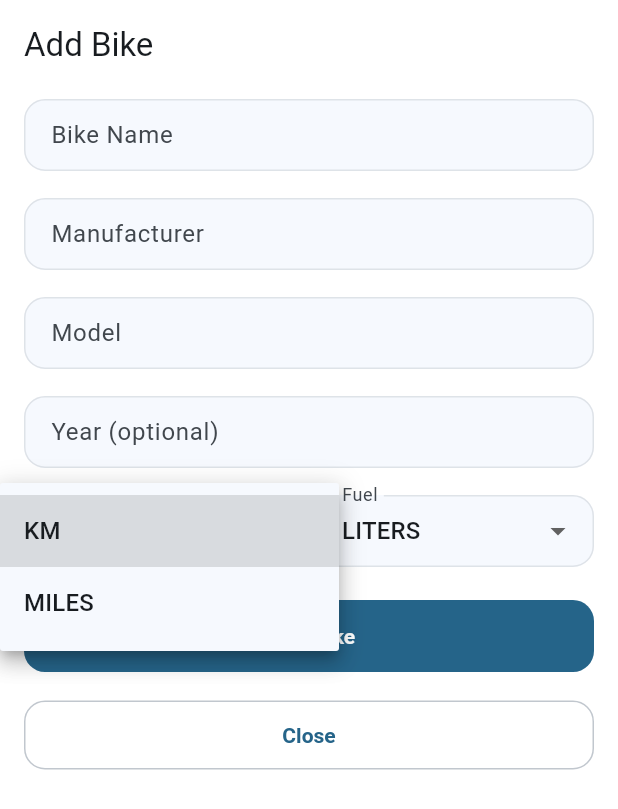
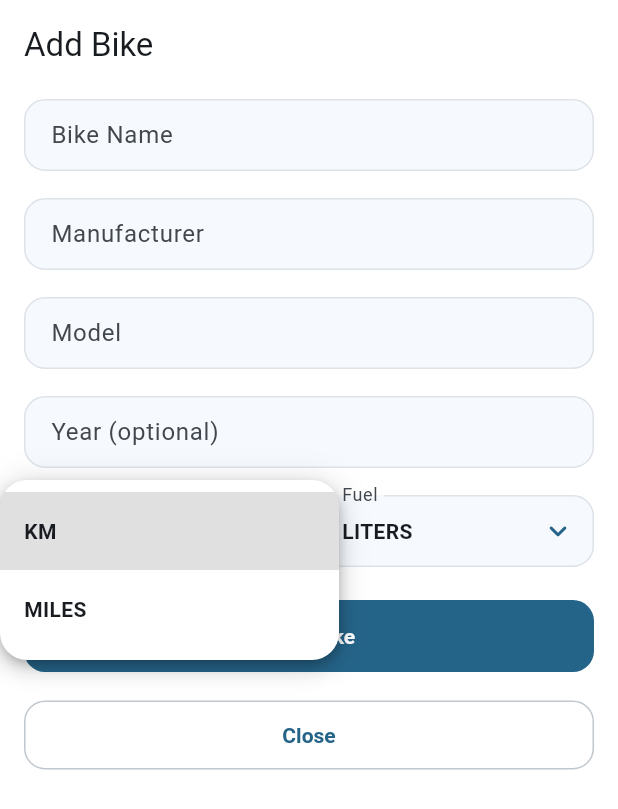
Before and after one commit to WorkWithAfridi/MotoMileage, a Flutter app: the BikeFormSheet widget shown alone on an empty page, opened directly, after a tap on "KM", on a phone screen of 412 x 824 dp. Shown: the top 809 px of the screen. Run offline on Flutter 3.47's test engine with Material 3 defaults, Android fonts, the phone set to English and light mode, and no system bars; our stand-ins replace fl_chart, get, share_plus, shared_preferences; accounts and stored records are empty.

Commit message:
Dropdown design updated

```diff
--- a/lib/app/views/settings_view.dart
+++ b/lib/app/views/settings_view.dart
@@ -14,6 +14,7 @@ import '../services/backup_service.dart';
 import '../services/csv_export_service.dart';
 import '../services/demo_data_service.dart';
 import '../services/local_storage_service.dart';
+import 'widgets/app_dropdown_form_field.dart';
 
 class SettingsView extends GetView<SettingsController> {
   const SettingsView({super.key});
@@ -51,7 +52,7 @@ class SettingsView extends GetView<SettingsController> {
                     },
                   ),
                   const SizedBox(height: 18),
-                  DropdownButtonFormField<int>(
+                  AppDropdownFormField<int>(
                     initialValue: current.decimalPrecision,
                     decoration: const InputDecoration(labelText: 'Decimal Precision'),
                     items: const [0, 1, 2, 3, 4].map((value) => DropdownMenuItem(value: value, child: Text('$value'))).toList(),
@@ -62,7 +63,7 @@ class SettingsView extends GetView<SettingsController> {
                     },
                   ),
                   const SizedBox(height: 18),
-                  DropdownButtonFormField<DistanceUnit>(
+                  AppDropdownFormField<DistanceUnit>(
                     initialValue: current.defaultDistanceUnit,
                     decoration: const InputDecoration(labelText: 'Default Distance Unit'),
                     items: DistanceUnit.values.map((unit) => DropdownMenuItem(value: unit, child: Text(unit.name.toUpperCase()))).toList(),
@@ -73,7 +74,7 @@ class SettingsView extends GetView<SettingsController> {
                     },
                   ),
                   const SizedBox(height: 18),
-                  DropdownButtonFormField<FuelUnit>(
+                  AppDropdownFormField<FuelUnit>(
                     initialValue: current.defaultFuelUnit,
                     decoration: const InputDecoration(labelText: 'Default Fuel Unit'),
                     items: FuelUnit.values.map((unit) => DropdownMenuItem(value: unit, child: Text(unit.name.toUpperCase()))).toList(),
@@ -120,7 +121,7 @@ class SettingsView extends GetView<SettingsController> {
                 children: [
                   Text('Theme', style: Theme.of(context).textTheme.titleMedium),
                   const SizedBox(height: 12),
-                  DropdownButtonFormField<AppThemePreset>(
+                  AppDropdownFormField<AppThemePreset>(
                     initialValue: current.themePreset,
                     decoration: const InputDecoration(labelText: 'Color Theme'),
                     items: AppThemePreset.values.map((preset) => DropdownMenuItem(value: preset, child: Text(_themePresetLabel(preset)))).toList(),
--- /dev/null
+++ b/lib/app/views/widgets/app_dropdown_form_field.dart
@@ -0,0 +1,64 @@
+import 'package:flutter/material.dart';
+
+class AppDropdownFormField<T> extends StatelessWidget {
+  const AppDropdownFormField({
+    super.key,
+    required this.items,
+    required this.onChanged,
+    this.initialValue,
+    this.decoration,
+    this.validator,
+    this.selectedItemBuilder,
+    this.autovalidateMode,
+    this.menuMaxHeight,
+    this.itemHeight = 52,
+    this.isExpanded = true,
+    this.isDense = true,
+  });
+
+  final List<DropdownMenuItem<T>> items;
+  final ValueChanged<T?>? onChanged;
+  final T? initialValue;
+  final InputDecoration? decoration;
+  final FormFieldValidator<T>? validator;
+  final DropdownButtonBuilder? selectedItemBuilder;
+  final AutovalidateMode? autovalidateMode;
+  final double? menuMaxHeight;
+  final double itemHeight;
+  final bool isExpanded;
+  final bool isDense;
+
+  @override
+  Widget build(BuildContext context) {
+    final theme = Theme.of(context);
+    final colorScheme = theme.colorScheme;
+    final isDark = theme.brightness == Brightness.dark;
+
+    return DropdownButtonFormField<T>(
+      initialValue: initialValue,
+      items: items,
+      onChanged: onChanged,
+      decoration: decoration,
+      validator: validator,
+      selectedItemBuilder: selectedItemBuilder,
+      autovalidateMode: autovalidateMode,
+      isExpanded: isExpanded,
+      isDense: isDense,
+      itemHeight: itemHeight,
+      icon: const Icon(Icons.expand_more_rounded),
+      iconEnabledColor: colorScheme.primary,
+      iconDisabledColor: colorScheme.onSurfaceVariant.withValues(alpha: 0.45),
+      style: theme.textTheme.bodyMedium?.copyWith(
+        fontWeight: FontWeight.w600,
+        color: colorScheme.onSurface,
+      ),
+      dropdownColor: isDark
+          ? colorScheme.surfaceContainerHigh
+          : colorScheme.surfaceContainerLowest,
+      elevation: isDark ? 2 : 6,
+      menuMaxHeight: menuMaxHeight ?? 340,
+      alignment: AlignmentDirectional.centerStart,
+      borderRadius: BorderRadius.circular(18),
+    );
+  }
+}
--- a/lib/app/views/widgets/bike_form_sheet.dart
+++ b/lib/app/views/widgets/bike_form_sheet.dart
@@ -4,6 +4,7 @@ import 'package:get/get.dart';
 import '../../constants.dart';
 import '../../controllers/bike_controller.dart';
 import '../../models/bike.dart';
+import 'app_dropdown_form_field.dart';
 
 class BikeFormSheet extends StatefulWidget {
   const BikeFormSheet({super.key, this.bike});
@@ -88,7 +89,7 @@ class _BikeFormSheetState extends State<BikeFormSheet> {
               Row(
                 children: [
                   Expanded(
-                    child: DropdownButtonFormField<DistanceUnit>(
+                    child: AppDropdownFormField<DistanceUnit>(
                       initialValue: _distanceUnit,
                       decoration: const InputDecoration(labelText: 'Distance'),
                       items: DistanceUnit.values.map((unit) => DropdownMenuItem(value: unit, child: Text(unit.name.toUpperCase()))).toList(),
@@ -100,7 +101,7 @@ class _BikeFormSheetState extends State<BikeFormSheet> {
                   ),
                   const SizedBox(width: 8),
                   Expanded(
-                    child: DropdownButtonFormField<FuelUnit>(
+                    child: AppDropdownFormField<FuelUnit>(
                       initialValue: _fuelUnit,
                       decoration: const InputDecoration(labelText: 'Fuel'),
                       items: FuelUnit.values.map((unit) => DropdownMenuItem(value: unit, child: Text(unit.name.toUpperCase()))).toList(),
--- a/lib/app/views/widgets/fuel_entry_form_sheet.dart
+++ b/lib/app/views/widgets/fuel_entry_form_sheet.dart
@@ -4,6 +4,7 @@ import 'package:get/get.dart';
 import '../../constants.dart';
 import '../../controllers/fuel_controller.dart';
 import '../../models/fuel_log_entry.dart';
+import 'app_dropdown_form_field.dart';
 
 class FuelEntryFormSheet extends StatefulWidget {
   const FuelEntryFormSheet({super.key, this.entry});
@@ -93,7 +94,7 @@ class _FuelEntryFormSheetState extends State<FuelEntryFormSheet> {
               ),
               if (_showOptional) ...[
                 const SizedBox(height: 18),
-                DropdownButtonFormField<FuelType?>(
+                AppDropdownFormField<FuelType?>(
                   initialValue: _fuelType,
                   decoration: const InputDecoration(labelText: 'Fuel Type'),
                   items: [
--- a/lib/app/views/widgets/maintenance_form_sheet.dart
+++ b/lib/app/views/widgets/maintenance_form_sheet.dart
@@ -3,6 +3,7 @@ import 'package:get/get.dart';
 
 import '../../constants.dart';
 import '../../controllers/maintenance_controller.dart';
+import 'app_dropdown_form_field.dart';
 
 class MaintenanceFormSheet extends StatefulWidget {
   const MaintenanceFormSheet({super.key});
@@ -44,7 +45,7 @@ class _MaintenanceFormSheetState extends State<MaintenanceFormSheet> {
             children: [
               Text('Add Maintenance', style: Theme.of(context).textTheme.titleLarge),
               const SizedBox(height: 22),
-              DropdownButtonFormField<MaintenanceType>(
+              AppDropdownFormField<MaintenanceType>(
                 initialValue: _type,
                 decoration: const InputDecoration(labelText: 'Type'),
                 items: MaintenanceType.values.map((type) => DropdownMenuItem(value: type, child: Text(type.label))).toList(),
```
